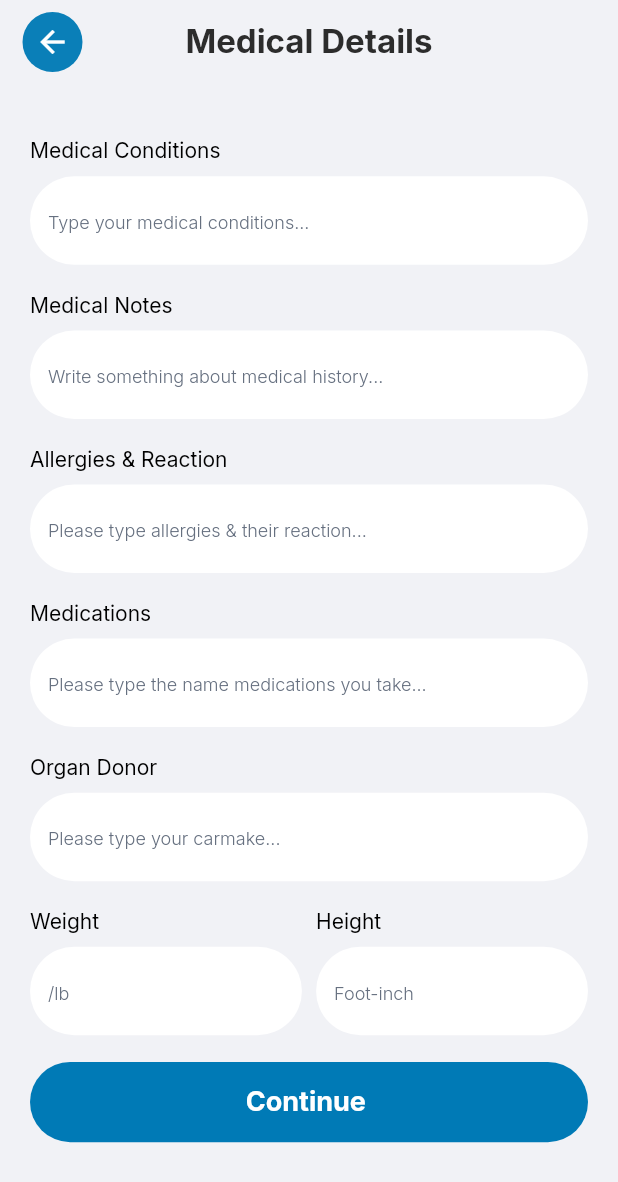
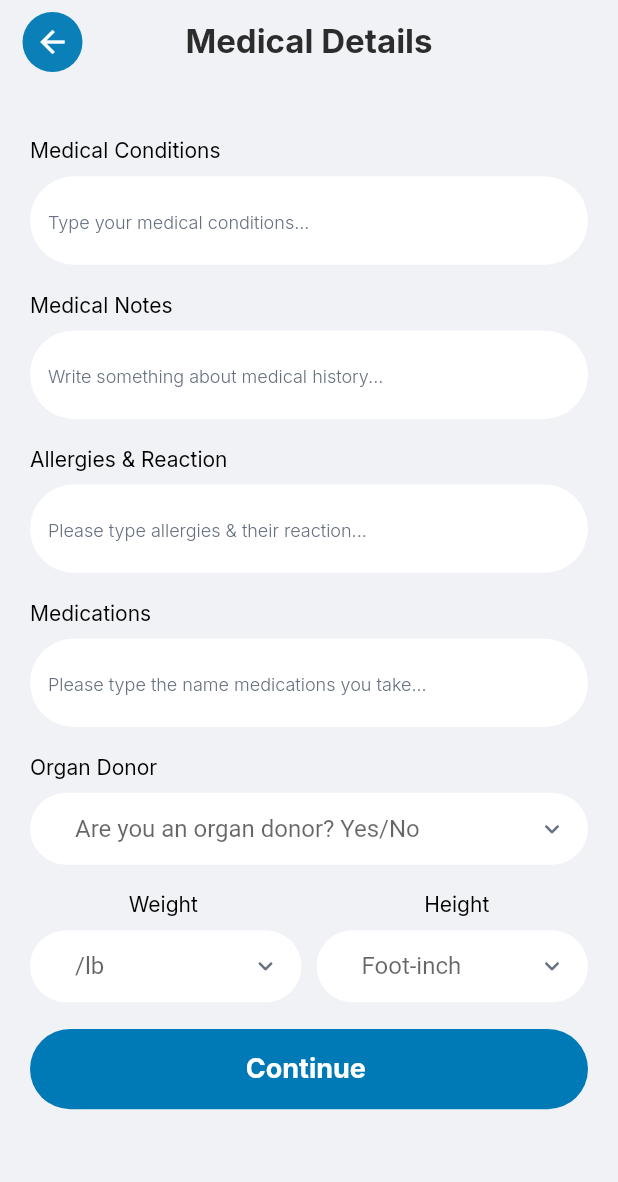
Before and after one commit to qtechdevexperts/panoptesan_driverapp, a Flutter app: the MedicalDetailsScreen screen opened directly, on a phone screen of 412 x 824 dp. Shown: the top 1182 px of the screen. Run offline on Flutter 3.47's test engine with Material 2 defaults, Android fonts, the phone set to English and light mode, and no system bars; our stand-ins replace cached_network_image, device_info_plus, dio, firebase_core, firebase_crashlytics, firebase_messaging and 17 more; missing offline and left inert: camerawesome, custom_map_markers, external_path, flutter_video_info, fraction, helpers and 3 more; accounts and stored records are empty; network calls fail.

Commit message:
issues fixed

```diff
--- a/lib/controllers/videoController.dart
+++ b/lib/controllers/videoController.dart
@@ -176,6 +176,7 @@ class VideoController extends GetxController {
 
     if (response.statusCode == 200) {
       print(await response.stream.bytesToString());
+      await  setvideo();
     } else {
       throw Exception(response.reasonPhrase);
     }
--- a/lib/screens/MedicalDetails.dart
+++ b/lib/screens/MedicalDetails.dart
@@ -24,6 +24,24 @@ class _MedicalDetailsScreenState extends State<MedicalDetailsScreen> {
   String dropdownValue = 'Ford';
   String dropdownValue1 = 'Yes/No';
   var profilecontroller = Get.put(ProfileController());
+
+    List<String> stringList = [];
+     List<String> stringList1 = [];
+  @override
+  void initState() {
+    // TODO: implement initState
+    super.initState();
+
+
+  for (int i = 50; i <= 300; i++) {
+  stringList.add('$i lbs');
+  }
+    for (int feet = 3; feet <= 8; feet++) {
+    for (int inches = 0; inches < 12; inches++) {
+      stringList1.add('$feet ft $inches in');
+    }
+  }
+  }
   @override
   Widget build(BuildContext context) {
     return Scaffold(
@@ -178,24 +196,44 @@ class _MedicalDetailsScreenState extends State<MedicalDetailsScreen> {
                           fontWeight: FontWeight.w400,
                           color: black)),
                   10.verticalSpace,
-                  TextFormField(
-                    controller: profilecontroller.organdonor,
+               DropdownButtonFormField<String>(
+                          icon: FaIcon(
+                            Icons.keyboard_arrow_down_rounded,
+                            color: grey,
+                            size: 20,
+                          ),
+
+                          //isExpanded: true,
+                          value: profilecontroller.organdonor.text.isEmpty? null : profilecontroller.organdonor.text,
+                          onChanged: (newValue) {
+                            profilecontroller.weight.text = newValue!;
+                          },
+                          items: ["Yes","No"].map<DropdownMenuItem<String>>((String value) {
+                            return DropdownMenuItem<String>(
+                              value: value,
+                              child: Text(value),
+                            );
+                          }).toList(),
                           decoration: InputDecoration(
+                            contentPadding:
+                                EdgeInsets.only(left: 30, right: 20),
                             filled: true,
                             fillColor: white,
-                      hintText: 'Please type your carmake...',
+                            hintText: 'Are you an organ donor? Yes/No',
                             hintStyle: GoogleFonts.inter(
                               fontSize: 12,
                               fontWeight: FontWeight.w300,
-                          color: grey),
+                              color: grey,
+                            ),
                             border: OutlineInputBorder(
                               borderRadius: BorderRadius.circular(30),
-                          borderSide: BorderSide.none),
+                              borderSide: BorderSide.none,
+                            ),
                           ),
                         ),
                   20.verticalSpace,
                       Row(
-                    mainAxisAlignment: MainAxisAlignment.spaceBetween,
+                    mainAxisAlignment: MainAxisAlignment.spaceEvenly,
                     children: [
                       Column(
                         crossAxisAlignment: CrossAxisAlignment.start,
@@ -207,28 +245,10 @@ class _MedicalDetailsScreenState extends State<MedicalDetailsScreen> {
                                 fontWeight: FontWeight.w400,
                                 color: black),
                           ),
-                          10.verticalSpace,
-                          Container(
-                            width: 0.44.sw,
-                            child: TextFormField(
-                              keyboardType: TextInputType.number,
-                              controller: profilecontroller.weight,
-                              decoration: InputDecoration(
-                                filled: true,
-                                fillColor: white,
-                                hintText: '/lb',
-                                hintStyle: GoogleFonts.inter(
-                                    fontSize: 12,
-                                    fontWeight: FontWeight.w300,
-                                    color: grey),
-                                border: OutlineInputBorder(
-                                    borderRadius: BorderRadius.circular(30),
-                                    borderSide: BorderSide.none),
-                              ),
-                            ),
-                          )
+                          10.verticalSpace
                         ],
                       ),
+                        20.horizontalSpace,
                       Column(
                         crossAxisAlignment: CrossAxisAlignment.start,
                         children: [
@@ -240,29 +260,94 @@ class _MedicalDetailsScreenState extends State<MedicalDetailsScreen> {
                                 color: black),
                           ),
                           10.verticalSpace,
-                          Container(
-                            width: 0.44.sw,
-                            child: TextFormField(
-                              keyboardType: TextInputType.number,
-                              controller: profilecontroller.height,
+
+                        ],
+                      )
+                    ],
+                  ),
+                  Row(
+                    children: [
+                      Expanded(
+                        child: DropdownButtonFormField<String>(
+                          icon: FaIcon(
+                            Icons.keyboard_arrow_down_rounded,
+                            color: grey,
+                            size: 20,
+                          ),
+
+                          //isExpanded: true,
+                          value:  profilecontroller.weight.text.isEmpty? null : profilecontroller.weight.text,
+                          onChanged: (newValue) {
+                            profilecontroller.weight.text = newValue!;
+                          },
+                          items: stringList.map<DropdownMenuItem<String>>((String value) {
+                            return DropdownMenuItem<String>(
+                              value: value,
+                              child: Text(value),
+                            );
+                          }).toList(),
                           decoration: InputDecoration(
+                            contentPadding:
+                                EdgeInsets.only(left: 30, right: 20),
+                            filled: true,
+                            fillColor: white,
+                            hintText: '/lb',
+                            hintStyle: GoogleFonts.inter(
+                              fontSize: 12,
+                              fontWeight: FontWeight.w300,
+                              color: grey,
+                            ),
+                            border: OutlineInputBorder(
+                              borderRadius: BorderRadius.circular(30),
+                              borderSide: BorderSide.none,
+                            ),
+                          ),
+                        ),
+                      ),
+                      SizedBox(
+                        width: 10,
+                      ),
+
+                      Expanded(
+                        child: DropdownButtonFormField<String>(
+                          icon: FaIcon(
+                            Icons.keyboard_arrow_down_rounded,
+                            color: grey,
+                            size: 20,
+                          ),
+
+                          //isExpanded: true,
+                          value:  profilecontroller.height.text.isEmpty?null :  profilecontroller.height.text,
+                          onChanged: (newValue) {
+                            profilecontroller.height.text = newValue!;
+                          },
+                          items: stringList1.map<DropdownMenuItem<String>>((String value) {
+                            return DropdownMenuItem<String>(
+                              value: value,
+                              child: Text(value),
+                            );
+                          }).toList(),
+                          decoration: InputDecoration(
+                            contentPadding:
+                                EdgeInsets.only(left: 30, right: 20),
                             filled: true,
                             fillColor: white,
                             hintText: 'Foot-inch',
                             hintStyle: GoogleFonts.inter(
                               fontSize: 12,
                               fontWeight: FontWeight.w300,
-                                    color: grey),
+                              color: grey,
+                            ),
                             border: OutlineInputBorder(
                               borderRadius: BorderRadius.circular(30),
-                                    borderSide: BorderSide.none),
+                              borderSide: BorderSide.none,
                             ),
                           ),
-                          )
-                        ],
-                      )
+                        ),
+                      ),
                     ],
                   ),
+
                   20.verticalSpace,
                   CustomButton(
                     // tap: () {
@@ -286,7 +371,8 @@ class _MedicalDetailsScreenState extends State<MedicalDetailsScreen> {
                         return Alert().showalert("Medical Notes", context);
                       }
                       if (profilecontroller.allergies.text.isEmpty) {
-                        return Alert().showalert("Allergies & Reaction", context);
+                        return Alert()
+                            .showalert("Allergies & Reaction", context);
                       }
 
                       if (profilecontroller.allergies.text.isEmpty) {
@@ -300,9 +386,10 @@ class _MedicalDetailsScreenState extends State<MedicalDetailsScreen> {
                       if (profilecontroller.weight.text.isEmpty) {
                         return Alert().showalert("Weight", context);
                       }
-                         if (profilecontroller.weight.text.isEmpty) {
-                        return Alert().showalert("height", context);
+                      if (profilecontroller.height.text.isEmpty) {
+                        return Alert().showalert("Height", context);
                       }
+
                       Get.to(() => EmergencyContactsScreen());
                     },
 
--- a/lib/screens/StartRecording.dart
+++ b/lib/screens/StartRecording.dart
@@ -293,6 +293,7 @@ class _StartRecordingScreenState extends State<StartRecordingScreen> {
                                             .getVideoInfo(videoFilePath);
 
                                         await Get.to(VideoEditor(
+                                          videoid: "",
                                           file: File(file.path),
                                           max: info!.duration!.toInt(),
                                           min: 1,
--- a/lib/screens/newSignup.dart
+++ b/lib/screens/newSignup.dart
@@ -1,3 +1,5 @@
+import 'package:panoptesan_alpha/controllers/profilecontroller.dart';
+
 import '../helpers/dialog/src/progress_dialog.dart';
 import 'package:flutter/material.dart';
 import 'package:flutter_screenutil/flutter_screenutil.dart';
@@ -296,6 +298,10 @@ class _NewSignupScreenState extends State<NewSignupScreen> {
                                 title: const Text("Loading"));
                             progressDialog.show();
                             try {
+
+
+                            var profilecontroller = Get.put(ProfileController());
+                            profilecontroller.name.text = this.nameController.text;
                               await LoginSignupHandler().signup(
                                   emailController.text,
                                   passwordController.text);
--- a/lib/screens/videos.dart
+++ b/lib/screens/videos.dart
@@ -133,6 +133,7 @@ class _VideoScreenState extends State<VideoScreen> {
                 var info = await videoInfo.getVideoInfo(filePath);
 
                 await Get.to(VideoEditor(
+                  videoid: widget.id,
                   file: File(filePath),
                   max: info!.duration!.toInt(),
                   min: 1,
```
Also changed, not shown: lib/Widgets/editVideo.dart (+20 -7 lines), lib/handlers/LoginSignupHandler.dart (+14 -2 lines), lib/screens/EmergencyContacts.dart (+8 -3 lines), lib/screens/home.dart (+29 -12 lines). Lines whose indentation alone changed are shown as unchanged.
